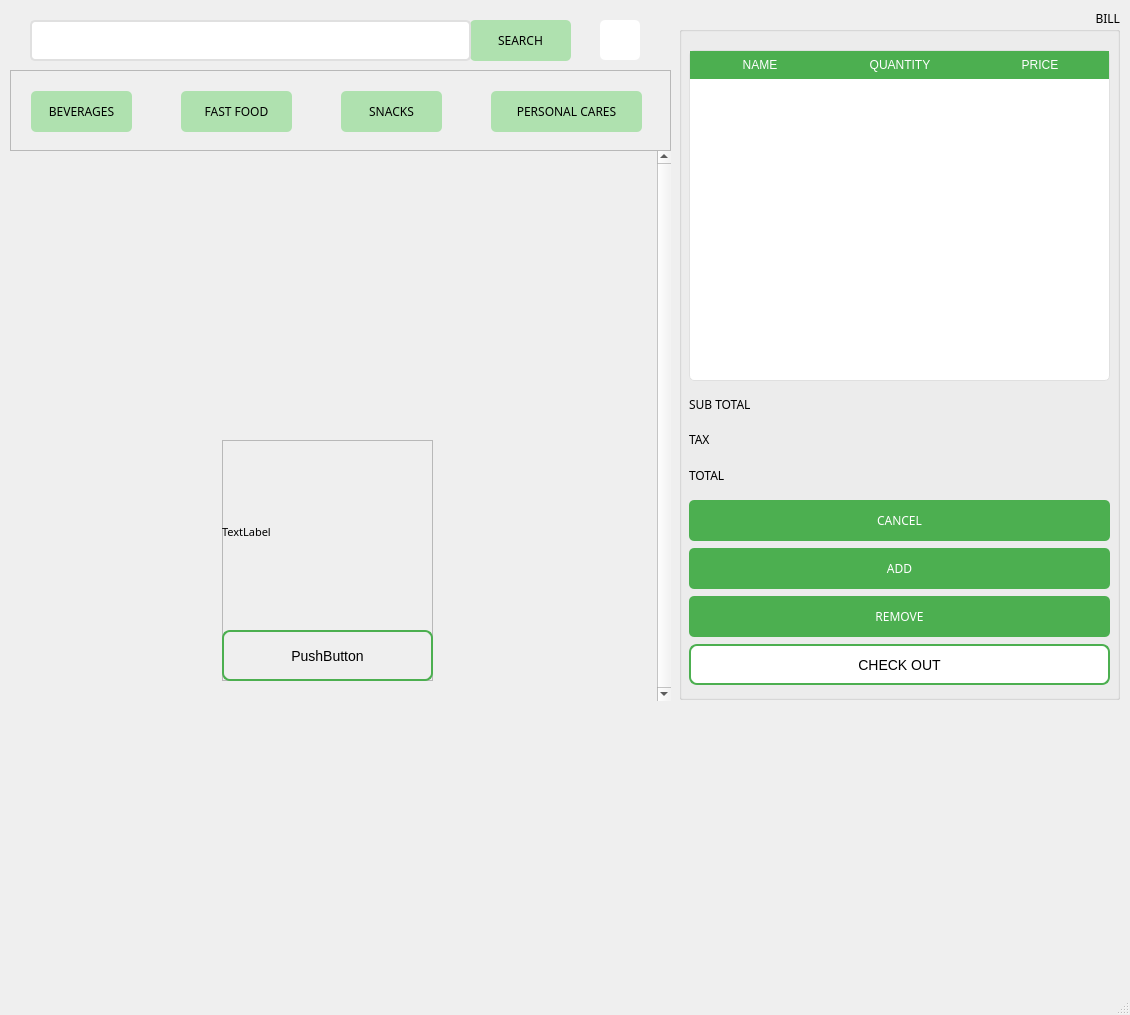
Before: the Qt Designer form nhi/SMART_VENDING_MACHINE2/giaodien2.ui in yanernguyen/SALE-POS, drawn with Qt 5.
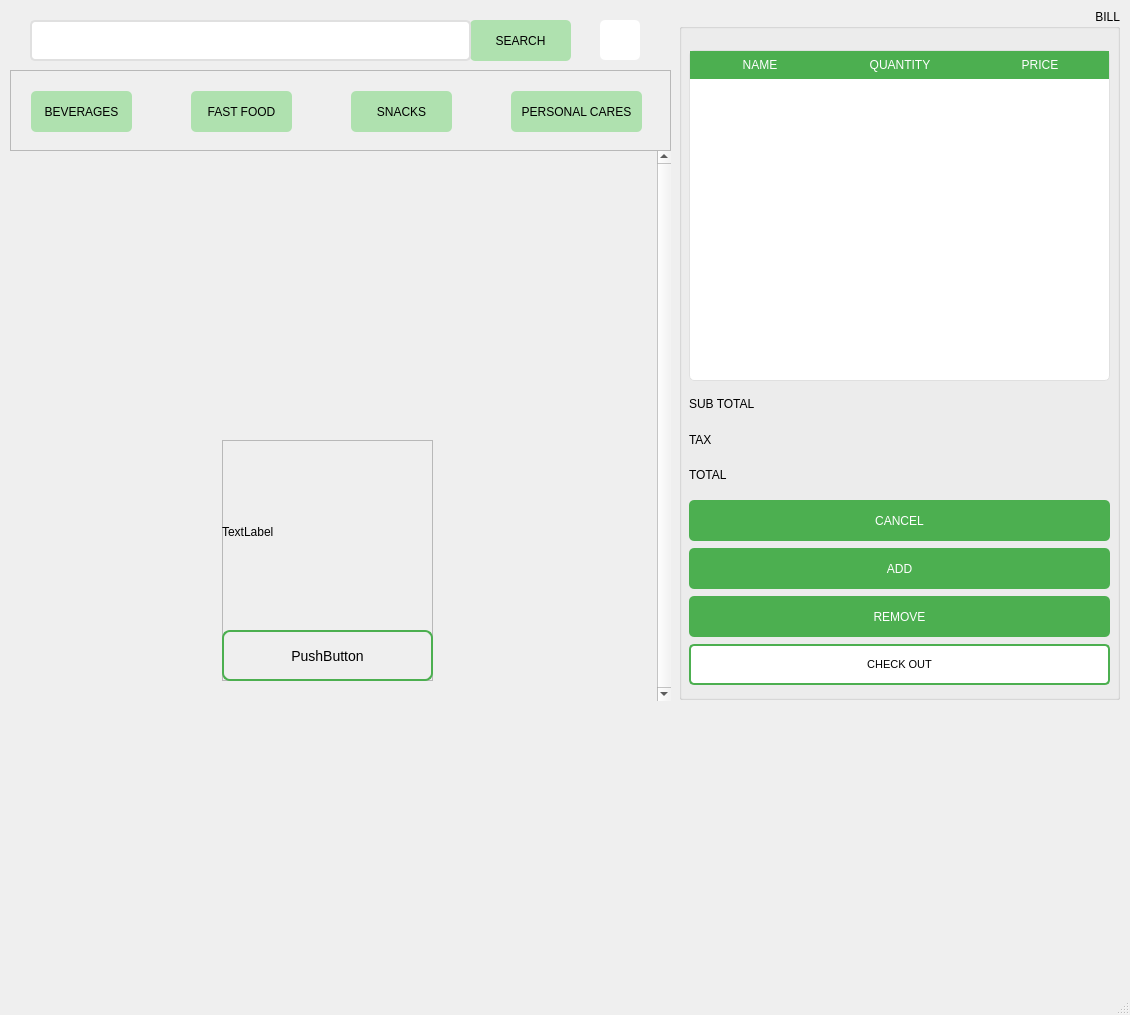
After: the same form once the commit is applied. Icons and pictures are not drawn.

Patch:
```diff
--- a/nhi/SMART_VENDING_MACHINE2/giaodien2.ui
+++ b/nhi/SMART_VENDING_MACHINE2/giaodien2.ui
@@ -22,25 +22,6 @@
   <property name="autoFillBackground">
    <bool>false</bool>
   </property>
-  <property name="styleSheet">
-   <string notr="true">QTableWidget {
-    background: white;
-    border-radius: 5px;
-    border: 1px solid #E0E0E0;
-    gridline-color: #E0E0E0;
-}
-
-QTableWidget::item {
-    padding: 8px;
-}
-
-QHeaderView::section {
-    background: #4CAF50;
-    color: white;
-    padding: 5px;
-    border: none;
-}</string>
-  </property>
   <widget class="QWidget" name="centralwidget">
    <widget class="QPushButton" name="pushButton_SEARCH">
     <property name="enabled">
@@ -54,15 +35,10 @@
       <height>41</height>
      </rect>
     </property>
-    <property name="font">
-     <font>
-      <family>Sitka Small</family>
-     </font>
-    </property>
     <property name="styleSheet">
      <string notr="true">QPushButton {
     background-color: #AFE1AF; /* Màu xanh lá */
-    color: 333333; /* Màu chữ trắng */
+    color: black; /* Màu chữ trắng */
     border-radius: 5px; /* Bo góc */
     padding: 10px;
 }
@@ -149,15 +125,10 @@
         <height>41</height>
        </rect>
       </property>
-      <property name="font">
-       <font>
-        <family>Sitka Small</family>
-       </font>
-      </property>
       <property name="styleSheet">
        <string notr="true">QPushButton {
     background-color: #AFE1AF; /* Màu xanh lá */
-    color: 333333; /* Màu chữ trắng */
+    color: black; /* Màu chữ trắng */
     border-radius: 5px; /* Bo góc */
     padding: 10px;
 }
@@ -172,21 +143,16 @@
      <widget class="QPushButton" name="pushButton_FastFood">
       <property name="geometry">
        <rect>
-        <x>170</x>
+        <x>180</x>
         <y>20</y>
-        <width>111</width>
+        <width>101</width>
         <height>41</height>
        </rect>
       </property>
-      <property name="font">
-       <font>
-        <family>Sitka Small</family>
-       </font>
-      </property>
       <property name="styleSheet">
        <string notr="true">QPushButton {
     background-color: #AFE1AF; /* Màu xanh lá */
-    color: 333333; /* Màu chữ trắng */
+    color: black; /* Màu chữ trắng */
     border-radius: 5px; /* Bo góc */
     padding: 10px;
 }
@@ -201,21 +167,16 @@
      <widget class="QPushButton" name="pushButton_Snacks">
       <property name="geometry">
        <rect>
-        <x>330</x>
+        <x>340</x>
         <y>20</y>
         <width>101</width>
         <height>41</height>
        </rect>
       </property>
-      <property name="font">
-       <font>
-        <family>Sitka Small</family>
-       </font>
-      </property>
       <property name="styleSheet">
        <string notr="true">QPushButton {
     background-color: #AFE1AF; /* Màu xanh lá */
-    color: 333333; /* Màu chữ trắng */
+    color: black; /* Màu chữ trắng */
     border-radius: 5px; /* Bo góc */
     padding: 10px;
 }
@@ -230,21 +191,16 @@
      <widget class="QPushButton" name="pushButton_PersonalCares">
       <property name="geometry">
        <rect>
-        <x>480</x>
+        <x>500</x>
         <y>20</y>
-        <width>151</width>
+        <width>131</width>
         <height>41</height>
        </rect>
       </property>
-      <property name="font">
-       <font>
-        <family>Sitka Small</family>
-       </font>
-      </property>
       <property name="styleSheet">
        <string notr="true">QPushButton {
     background-color: #AFE1AF; /* Màu xanh lá */
-    color: 333333; /* Màu chữ trắng */
+    color: black; /* Màu chữ trắng */
     border-radius: 5px; /* Bo góc */
     padding: 10px;
 }
@@ -269,10 +225,7 @@
     </property>
     <property name="font">
      <font>
-      <family>Sitka</family>
       <pointsize>9</pointsize>
-      <weight>50</weight>
-      <bold>false</bold>
      </font>
     </property>
     <property name="title">
@@ -296,12 +249,6 @@
        <height>331</height>
       </rect>
      </property>
-     <property name="font">
-      <font>
-       <family>Sitka Small</family>
-       <pointsize>8</pointsize>
-      </font>
-     </property>
      <property name="styleSheet">
       <string notr="true">QTableWidget {
     background: white;
@@ -400,11 +347,6 @@
           <height>41</height>
          </size>
         </property>
-        <property name="font">
-         <font>
-          <family>Sitka Small</family>
-         </font>
-        </property>
         <property name="styleSheet">
          <string notr="true">QPushButton {
     background-color: #4CAF50; /* Màu xanh lá */
@@ -439,11 +381,6 @@
           <height>41</height>
          </size>
         </property>
-        <property name="font">
-         <font>
-          <family>Sitka Small</family>
-         </font>
-        </property>
         <property name="styleSheet">
          <string notr="true">QPushButton {
     background-color: #4CAF50; /* Màu xanh lá */
@@ -472,11 +409,6 @@
           <height>41</height>
          </size>
         </property>
-        <property name="font">
-         <font>
-          <family>Sitka Small</family>
-         </font>
-        </property>
         <property name="styleSheet">
          <string notr="true">QPushButton {
     background-color: #4CAF50; /* Màu xanh lá */
@@ -507,28 +439,26 @@
         </property>
         <property name="font">
          <font>
-          <pointsize>-1</pointsize>
+          <pointsize>8</pointsize>
          </font>
         </property>
         <property name="styleSheet">
          <string notr="true">QPushButton {
-    background-color: white; /* Loại bỏ màu nền */
-    border: 2px solid #4CAF50; /* Viền màu xanh lá */
-    color: 333333; /* Màu chữ */
-    font-size: 14px;
-    border-radius: 8px; /* Bo góc */
-    padding: 8px 15px;
+    background-color: white; /* Màu xanh lá */
+	border: 2px solid #4CAF50;
+    color: black
+; /* Màu chữ trắng */
+    border-radius: 5px; /* Bo góc */
+    padding: 10px;
 }
-
 QPushButton:hover {
-    border: 2px solid #388E3C; /* Viền đậm hơn khi hover */
-    color: #388E3C; /* Màu chữ thay đổi khi hover */
+    background-color: #45a049; /* Màu xanh lá đậm khi hover */
 }
-
 QPushButton:pressed {
-    border: 2px solid #1B5E20; /* Viền đậm hơn khi bấm */
-    color: #1B5E20;
-}</string>
+    background-color: #388E3C;
+}
+
+</string>
         </property>
         <property name="text">
          <string>CHECK OUT</string>
@@ -551,11 +481,6 @@
        <layout class="QVBoxLayout" name="verticalLayout_8">
         <item>
          <widget class="QLabel" name="label">
-          <property name="font">
-           <font>
-            <family>Sitka Small</family>
-           </font>
-          </property>
           <property name="text">
            <string>SUB TOTAL</string>
           </property>
@@ -563,11 +488,6 @@
         </item>
         <item>
          <widget class="QLabel" name="label_2">
-          <property name="font">
-           <font>
-            <family>Sitka Small</family>
-           </font>
-          </property>
           <property name="text">
            <string>TAX</string>
           </property>
@@ -575,11 +495,6 @@
         </item>
         <item>
          <widget class="QLabel" name="label_5">
-          <property name="font">
-           <font>
-            <family>Sitka Small</family>
-           </font>
-          </property>
           <property name="text">
            <string>TOTAL</string>
           </property>
@@ -603,11 +518,6 @@
        <layout class="QVBoxLayout" name="verticalLayout_9">
         <item>
          <widget class="QLabel" name="label_subtotal">
-          <property name="font">
-           <font>
-            <family>Sitka Small</family>
-           </font>
-          </property>
           <property name="text">
            <string/>
           </property>
@@ -615,11 +525,6 @@
         </item>
         <item>
          <widget class="QLabel" name="label_tax">
-          <property name="font">
-           <font>
-            <family>Sitka Small</family>
-           </font>
-          </property>
           <property name="text">
            <string/>
           </property>
@@ -627,11 +532,6 @@
         </item>
         <item>
          <widget class="QLabel" name="label_total">
-          <property name="font">
-           <font>
-            <family>Sitka Small</family>
-           </font>
-          </property>
           <property name="text">
            <string/>
           </property>
@@ -680,7 +580,7 @@
       <rect>
        <x>0</x>
        <y>0</y>
-       <width>638</width>
+       <width>648</width>
        <height>551</height>
       </rect>
      </property>
@@ -756,18 +656,9 @@
                <height>190</height>
               </size>
              </property>
-             <property name="font">
-              <font>
-               <family>Sitka Small</family>
-               <pointsize>8</pointsize>
-              </font>
-             </property>
              <property name="autoFillBackground">
               <bool>false</bool>
              </property>
-             <property name="styleSheet">
-              <string notr="true"/>
-             </property>
              <property name="text">
               <string>TextLabel</string>
              </property>
@@ -799,7 +690,7 @@
               <string notr="true">QPushButton {
     background-color: transparent; /* Loại bỏ màu nền */
     border: 2px solid #4CAF50; /* Viền màu xanh lá */
-    color: 333333; /* Màu chữ */
+    color: black; /* Màu chữ */
     font-size: 14px;
     border-radius: 8px; /* Bo góc */
     padding: 8px 15px;
@@ -828,7 +719,7 @@
      </widget>
     </widget>
    </widget>
-   <widget class="QPushButton" name="pushButton_Setting">
+   <widget class="QPushButton" name="pushButton_icon">
     <property name="geometry">
      <rect>
       <x>600</x>
@@ -851,10 +742,6 @@
     <property name="text">
      <string/>
     </property>
-    <property name="icon">
-     <iconset>
-      <normaloff>../../Users/Thanh Thao/Downloads/Thiết kế chưa có tên/2.png</normaloff>../../Users/Thanh Thao/Downloads/Thiết kế chưa có tên/2.png</iconset>
-    </property>
     <property name="iconSize">
      <size>
       <width>30</width>
@@ -867,7 +754,7 @@
    <zorder>search_bar</zorder>
    <zorder>scrollArea</zorder>
    <zorder>groupBox</zorder>
-   <zorder>pushButton_Setting</zorder>
+   <zorder>pushButton_icon</zorder>
   </widget>
   <widget class="QMenuBar" name="menubar">
    <property name="geometry">
@@ -875,7 +762,7 @@
      <x>0</x>
      <y>0</y>
      <width>1130</width>
-     <height>27</height>
+     <height>18</height>
     </rect>
    </property>
   </widget>
```
